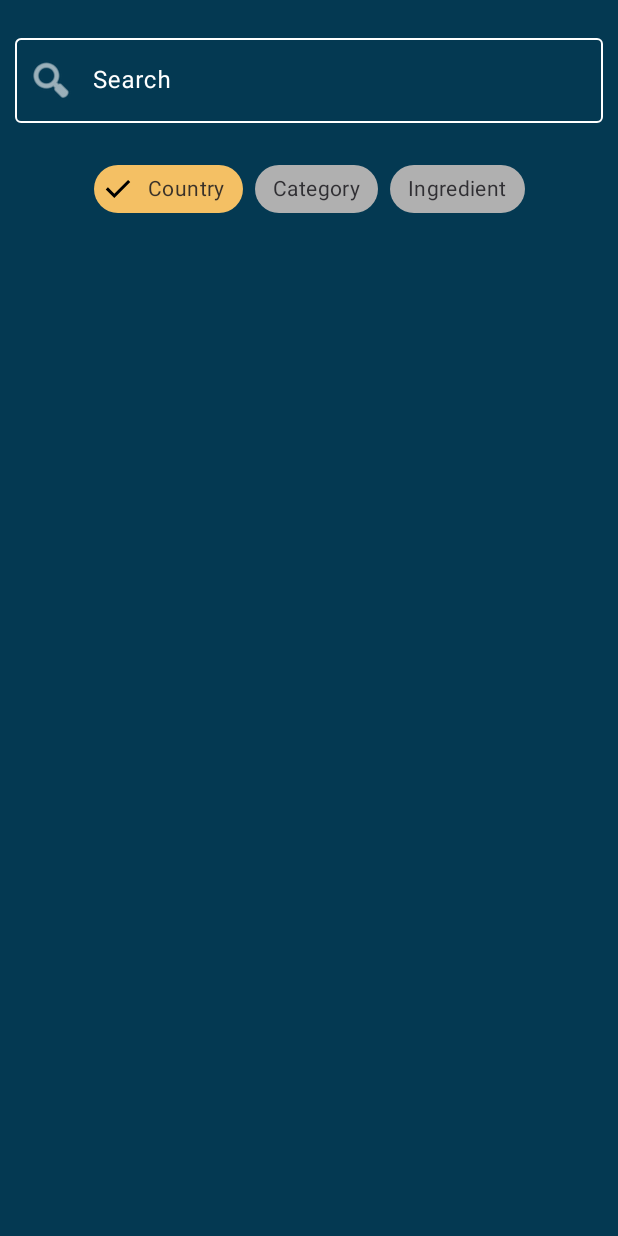
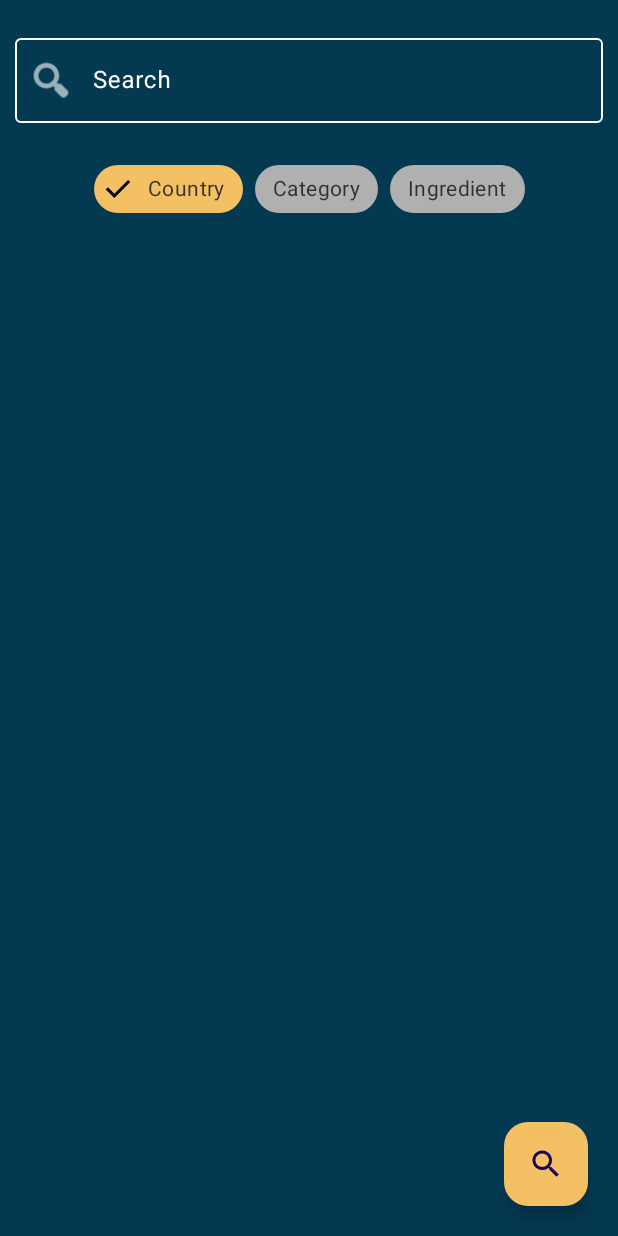
Before and after one commit to omarabdulaziz259/TastyFood, an Android app: the SearchFragment screen opened through its navigation route, on a phone screen of 412 x 824 dp. Run offline under Robolectric (Android 15) with nearby library versions, the phone set to English and light mode, and no system bars; our stand-ins replace Firebase (no records; nobody signed in at launch, a user with empty details on screens opened directly), RxJava; pictures from the network do not load; 2 statements that could not run were skipped.

Commit message:
global search added (not category search)

```diff
--- a/app/src/main/java/com/example/tastyfood/mainActivity/model/MainActivityNavigator.java
+++ b/app/src/main/java/com/example/tastyfood/mainActivity/model/MainActivityNavigator.java
@@ -3,9 +3,10 @@ package com.example.tastyfood.mainActivity.model;
 public interface MainActivityNavigator {
     void navigateToHomeScreen();
     void navigateToFavScreen();
-    void navigateToSearchScreen();
+    void navigateToCategorySearchScreen();
     void navigateToCalenderScreen();
     void navigateToUserProfileScreen();
+//    void navigateToGlobalSearchScreen();
     void unauthorizedAccess(String errorTitle, String msg);
     Boolean getInternetStatus();
 }
--- a/app/src/main/java/com/example/tastyfood/model/MealRepository.java
+++ b/app/src/main/java/com/example/tastyfood/model/MealRepository.java
@@ -167,4 +167,7 @@ public class MealRepository {
     public Single<MealResponse> getRemoteMealsFilteredByCategory(String strCategory){
         return apiService.getMealsFilteredByCategory(strCategory);
     }
+    public Single<MealResponse> getRemoteSearchedMeals(String searchText){
+        return apiService.getSearchedMeals(searchText);
+    }
 }
--- a/app/src/main/java/com/example/tastyfood/model/network/MealApiService.java
+++ b/app/src/main/java/com/example/tastyfood/model/network/MealApiService.java
@@ -6,13 +6,15 @@ import retrofit2.http.Query;
 
 public interface MealApiService {
     @GET("search.php")
+    Single<MealResponse> getSearchedMeals(@Query("s") String searchText);
+    @GET("search.php")
     Single<MealResponse> getMealsByFirstLetter(@Query("f") char firstLetter);
     @GET("lookup.php")
     Single<MealResponse> getMealById(@Query("i") String mealId);
     @GET("random.php")
     Single<MealResponse> getRandomMeal();
-    @GET("categories.php")
-    Single<CategoryResponse> getCategories();
+//    @GET("categories.php")
+//    Single<CategoryResponse> getCategories();
     @GET("filter.php")
     Single<MealResponse> getMealsFilteredByIngredient(@Query("i") String ingredient);
     @GET("filter.php")
--- a/app/src/main/java/com/example/tastyfood/search/view/SearchAdapter.java
+++ b/app/src/main/java/com/example/tastyfood/search/view/SearchAdapter.java
@@ -13,7 +13,6 @@ import androidx.recyclerview.widget.RecyclerView;
 
 import com.bumptech.glide.Glide;
 import com.example.tastyfood.R;
-import com.example.tastyfood.home.model.HomeNavigator;
 import com.example.tastyfood.model.Meal;
 import com.example.tastyfood.search.model.SearchNavigator;
 import com.example.tastyfood.util.CountryCode;
@@ -96,6 +95,7 @@ public class SearchAdapter extends RecyclerView.Adapter<SearchAdapter.ViewHolder
                     .placeholder(R.drawable.logo)
                     .error(R.drawable.error)
                     .into(holder.imgSearchCell);
+
         } else if(type == MEALS){
             holder.txtSearchCell.setText(meal.getStrMeal());
             holder.constraintLayoutSearchCell.setOnClickListener(v -> {
--- a/app/src/main/java/com/example/tastyfood/search/view/SearchFragment.java
+++ b/app/src/main/java/com/example/tastyfood/search/view/SearchFragment.java
@@ -33,6 +33,7 @@ import com.example.tastyfood.search.model.SearchViewer;
 import com.example.tastyfood.search.presenter.SearchPresenter;
 import com.google.android.material.chip.Chip;
 import com.google.android.material.chip.ChipGroup;
+import com.google.android.material.floatingactionbutton.FloatingActionButton;
 import com.google.android.material.snackbar.Snackbar;
 import com.google.android.material.textfield.TextInputLayout;
 
@@ -53,8 +54,9 @@ public class SearchFragment extends Fragment implements SearchViewer, SearchNavi
     private RecyclerView recyclerViewSearch;
     private SearchPresenter searchPresenter;
     private SearchAdapter searchAdapter;
+    private FloatingActionButton fabSearch;
+
     private NavController navController;
-//    private List<Meal> allMeals = new ArrayList<>();
 
     public SearchFragment() {}
 
@@ -84,6 +86,23 @@ public class SearchFragment extends Fragment implements SearchViewer, SearchNavi
         recyclerViewSearch.setLayoutManager(layoutManager);
         recyclerViewSearch.setAdapter(searchAdapter);
 
+
+        fabSearch = view.findViewById(R.id.fabSearch);
+        fabSearch.setOnClickListener(v ->
+                navController.navigate(R.id.action_searchFragment_to_globalSearchFragment)
+        );
+
+        recyclerViewSearch.addOnScrollListener(new RecyclerView.OnScrollListener() {
+            @Override
+            public void onScrolled(@NonNull RecyclerView recyclerView, int dx, int dy) {
+                super.onScrolled(recyclerView, dx, dy);
+                if (dy > 0) {
+                    fabSearch.hide();
+                } else if (dy < 0) {
+                    fabSearch.show();
+                }
+            }
+        });
         searchPresenter = new SearchPresenter(
                 MealRepository.getInstance(MealLocalDataSource.getDatabaseManager(requireContext()))
                 , this);
@@ -102,7 +121,6 @@ public class SearchFragment extends Fragment implements SearchViewer, SearchNavi
         setTxtSearchObserver();
     }
 
-    @SuppressLint("CheckResult")
     private void setTxtSearchObserver() {
         Observable<String> obs = Observable.create(emitter -> {
             txtSearch.addTextChangedListener(new TextWatcher() {
@@ -153,7 +171,7 @@ public class SearchFragment extends Fragment implements SearchViewer, SearchNavi
 
     @Override
     public void failed(String msg) {
-        Snackbar.make(getView(), msg, Snackbar.LENGTH_SHORT).show();
+        Snackbar.make(requireView(), msg, Snackbar.LENGTH_SHORT).show();
     }
 
     private void clearSearchTxt(){
@@ -186,7 +204,6 @@ public class SearchFragment extends Fragment implements SearchViewer, SearchNavi
 
     @Override
     public void showSingleMeal(Meal meal) {
-        Log.i("TAG", "navigateToDetailedMeal: " + meal);
         SearchFragmentDirections.ActionSearchFragmentToDetailedMealFragment action =
                 SearchFragmentDirections.actionSearchFragmentToDetailedMealFragment(meal);
         navController.navigate(action);
--- /dev/null
+++ b/app/src/main/res/drawable/category.xml
@@ -0,0 +1,9 @@
+<vector xmlns:android="http://schemas.android.com/apk/res/android"
+    android:width="24dp"
+    android:height="24dp"
+    android:viewportWidth="960"
+    android:viewportHeight="960">
+  <path
+      android:pathData="M80,820v-320h320v320L80,820ZM160,740h160v-160L160,580v160ZM220,400 L440,40 660,400L220,400ZM362,320h156l-78,-126 -78,126ZM863,918 L757,812q-21,14 -45.5,21t-51.5,7q-75,0 -127.5,-52.5T480,660q0,-75 52.5,-127.5T660,480q75,0 127.5,52.5T840,660q0,26 -7,50.5T813,756L919,862l-56,56ZM660,760q42,0 71,-29t29,-71q0,-42 -29,-71t-71,-29q-42,0 -71,29t-29,71q0,42 29,71t71,29ZM320,580ZM440,320Z"
+      android:fillColor="#000000"/>
+</vector>
--- a/app/src/main/res/layout/fragment_search.xml
+++ b/app/src/main/res/layout/fragment_search.xml
@@ -89,4 +89,15 @@
         android:padding="10dp"
         android:scrollbars="vertical"/>
 
+    <com.google.android.material.floatingactionbutton.FloatingActionButton
+        android:id="@+id/fabSearch"
+        android:layout_width="wrap_content"
+        android:layout_height="wrap_content"
+        android:layout_margin="20dp"
+        android:src="@drawable/search"
+        android:contentDescription="@string/search"
+        app:layout_constraintBottom_toBottomOf="parent"
+        app:layout_constraintEnd_toEndOf="parent"
+        app:backgroundTint="@color/primaryColor"/>
+
 </androidx.constraintlayout.widget.ConstraintLayout>
--- a/app/src/main/res/menu/bottom_navigation_menu.xml
+++ b/app/src/main/res/menu/bottom_navigation_menu.xml
@@ -8,10 +8,14 @@
         android:id="@+id/nav_fav"
         android:icon="@drawable/favorite_filled"
         android:title="Favourite"/>
+<!--    <item-->
+<!--        android:id="@+id/nav_global_search"-->
+<!--        android:icon="@drawable/search"-->
+<!--        android:title="Search"/>-->
     <item
         android:id="@+id/nav_search"
-        android:icon="@drawable/search"
-        android:title="Search"/>
+        android:icon="@drawable/category"
+        android:title="Categories"/>
     <item
         android:id="@+id/nav_calender"
         android:icon="@drawable/calendar"
--- a/app/src/main/res/navigation/nav_graph.xml
+++ b/app/src/main/res/navigation/nav_graph.xml
@@ -112,7 +112,19 @@
         <action
             android:id="@+id/action_searchFragment_to_detailedMealFragment"
             app:destination="@id/detailedMealFragment" />
+        <action
+            android:id="@+id/action_searchFragment_to_globalSearchFragment"
+            app:destination="@id/globalSearchFragment" />
     </fragment>
     <action android:id="@+id/action_global_searchFragment" app:destination="@id/searchFragment" />
     <action android:id="@+id/action_global_welcomeFragment" app:destination="@id/welcomeFragment" />
+    <fragment
+        android:id="@+id/globalSearchFragment"
+        android:name="com.example.tastyfood.GlobalSearch.view.GlobalSearchFragment"
+        android:label="fragment_global_search"
+        tools:layout="@layout/fragment_global_search" >
+        <action
+            android:id="@+id/action_globalSearchFragment_to_detailedMealFragment"
+            app:destination="@id/detailedMealFragment" />
+    </fragment>
 </navigation>
--- a/app/src/main/res/values/strings.xml
+++ b/app/src/main/res/values/strings.xml
@@ -36,4 +36,5 @@
     <string name="ingredient">Ingredient</string>
     <string name="category">Category</string>
     <string name="country">Country</string>
+    <string name="search">Search</string>
 </resources>
```
Also changed, not shown: app/src/main/java/com/example/tastyfood/GlobalSearch/model/GlobalSearchHandler.java (added, +11 -0 lines), app/src/main/java/com/example/tastyfood/GlobalSearch/presenter/GlobalSearchPresenter.java (added, +50 -0 lines), app/src/main/java/com/example/tastyfood/GlobalSearch/view/GlobalSearchAdapter.java (added, +74 -0 lines), app/src/main/java/com/example/tastyfood/GlobalSearch/view/GlobalSearchFragment.java (added, +117 -0 lines), app/src/main/java/com/example/tastyfood/mainActivity/presenter/MainActivityPresenter.java (+7 -5 lines), app/src/main/java/com/example/tastyfood/mainActivity/view/MainActivity.java (+5 -4 lines), app/src/main/res/layout/fragment_global_search.xml (added, +46 -0 lines).
